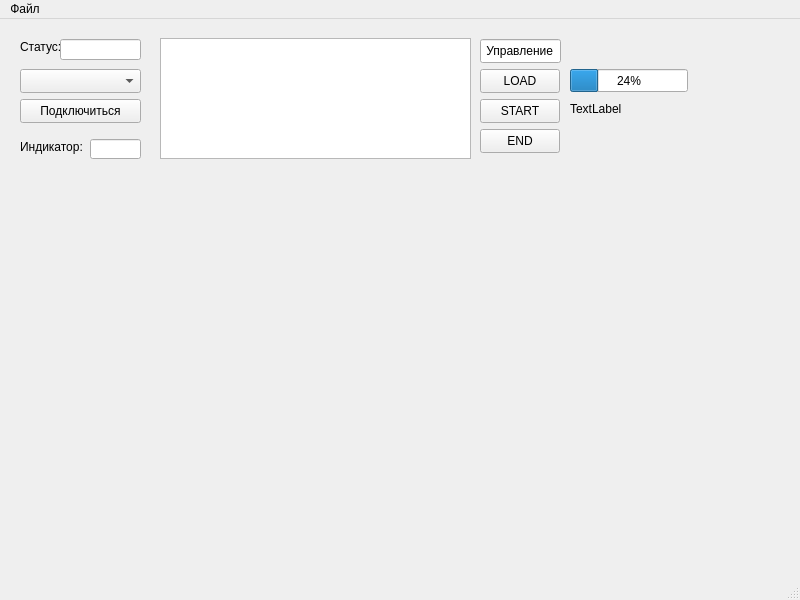
Qt form mainwindow.ui (JustIntenseC/ApplicationForDisplayController) before a commit.
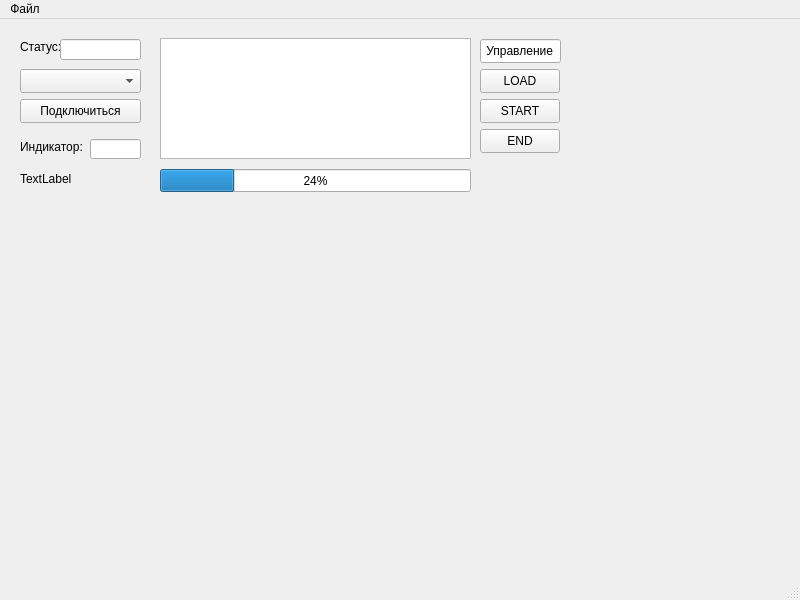
The same form after that commit.

What changed in the file:
```diff
--- a/mainwindow.ui
+++ b/mainwindow.ui
@@ -157,9 +157,9 @@
     <widget class="QProgressBar" name="progressBar">
      <property name="geometry">
       <rect>
-       <x>570</x>
-       <y>50</y>
-       <width>118</width>
+       <x>160</x>
+       <y>150</y>
+       <width>311</width>
        <height>23</height>
       </rect>
      </property>
@@ -170,8 +170,8 @@
     <widget class="QLabel" name="labelProgressBytes">
      <property name="geometry">
       <rect>
-       <x>570</x>
-       <y>80</y>
+       <x>20</x>
+       <y>150</y>
        <width>121</width>
        <height>20</height>
       </rect>
```
